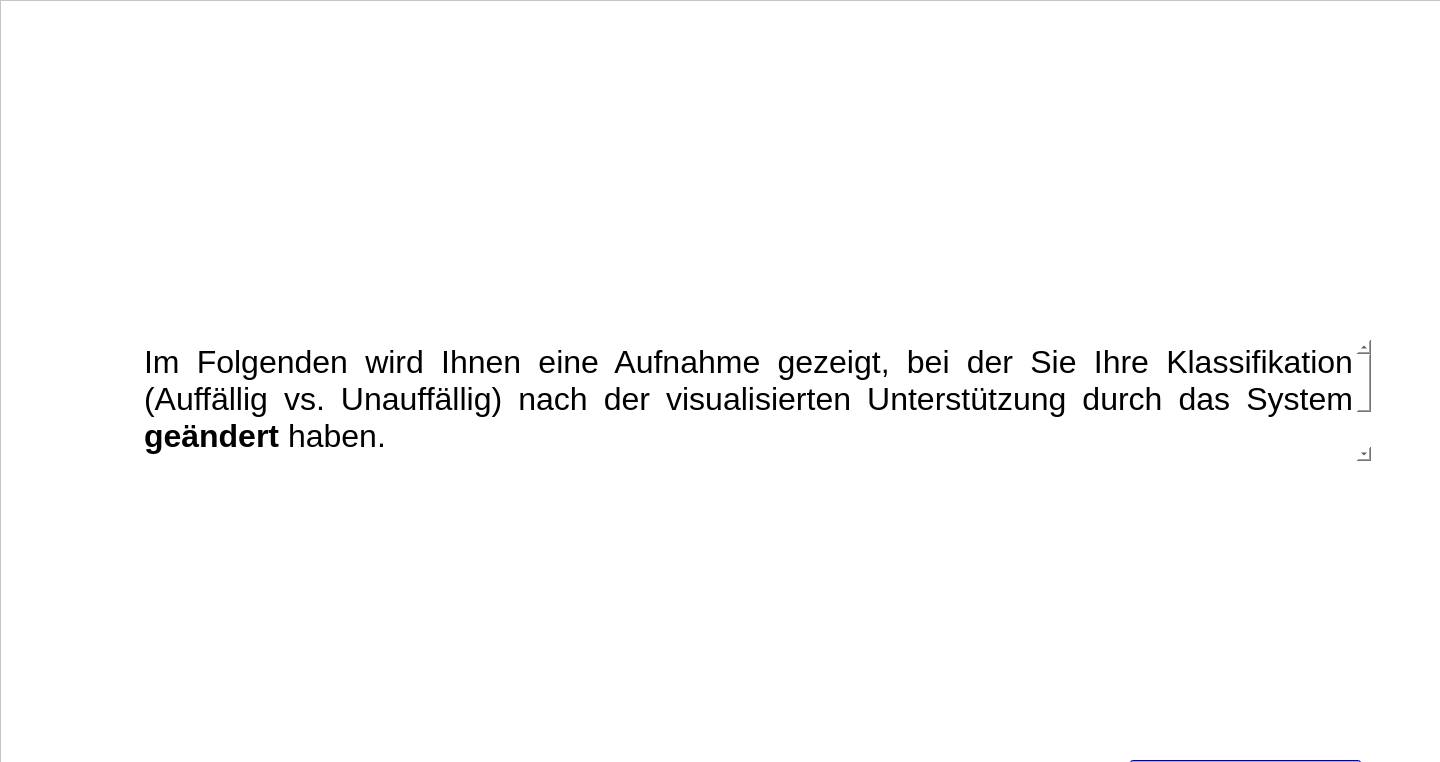
IKI-Lab/auscultation_AI_noise_exp, file forms/DA_posttrial.ui: the form before one commit.
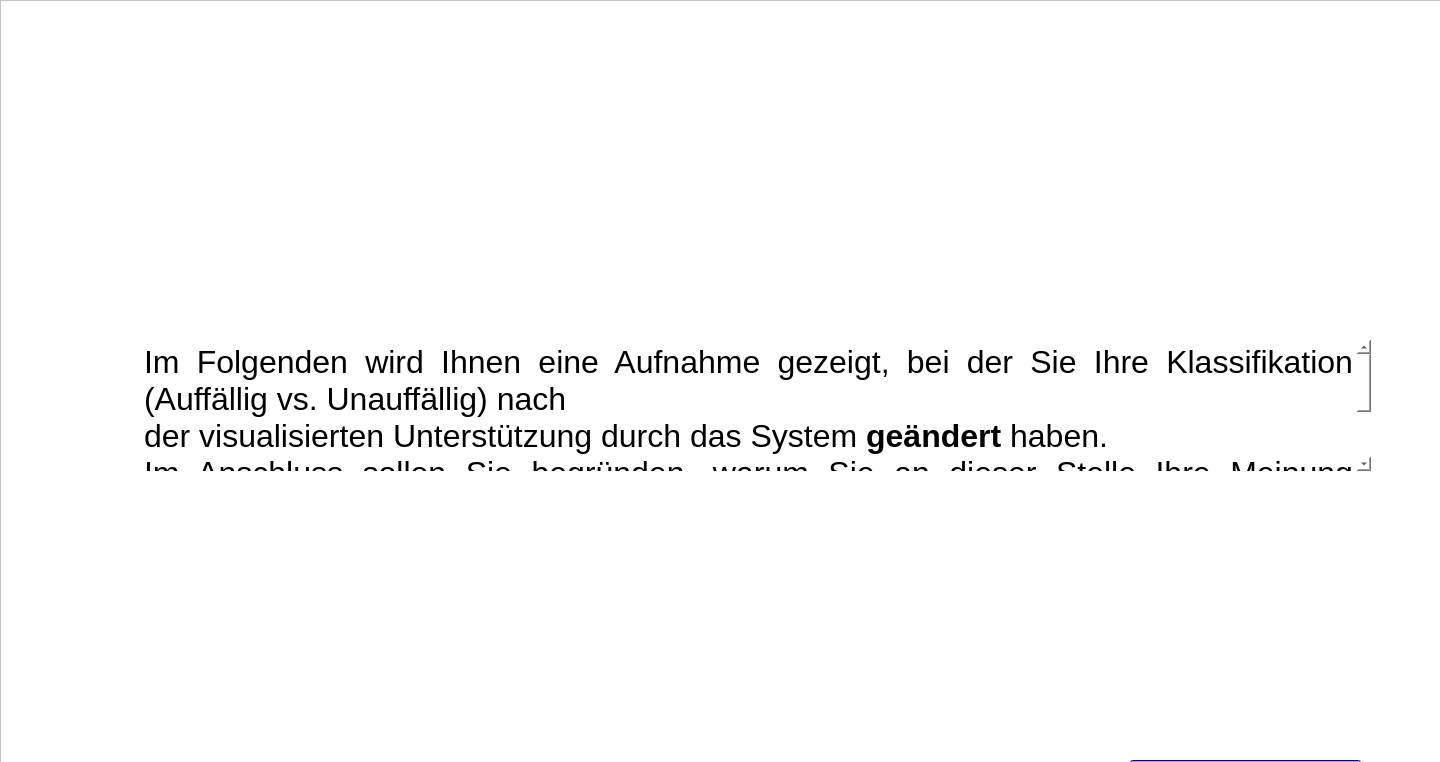
The form after the commit.

```diff
--- a/forms/DA_posttrial.ui
+++ b/forms/DA_posttrial.ui
@@ -65,7 +65,7 @@
       <x>140</x>
       <y>340</y>
       <width>1231</width>
-      <height>121</height>
+      <height>131</height>
      </rect>
     </property>
     <property name="frameShape">
@@ -76,8 +76,10 @@
 &lt;html&gt;&lt;head&gt;&lt;meta name=&quot;qrichtext&quot; content=&quot;1&quot; /&gt;&lt;style type=&quot;text/css&quot;&gt;
 p, li { white-space: pre-wrap; }
 &lt;/style&gt;&lt;/head&gt;&lt;body style=&quot; font-family:'.AppleSystemUIFont'; font-size:13pt; font-weight:400; font-style:normal;&quot;&gt;
-&lt;p align=&quot;justify&quot; style=&quot; margin-top:0px; margin-bottom:0px; margin-left:0px; margin-right:0px; -qt-block-indent:0; text-indent:0px;&quot;&gt;&lt;span style=&quot; font-family:'Helvetica Neue'; font-size:24pt;&quot;&gt;Im Folgenden wird Ihnen eine Aufnahme gezeigt, bei der Sie Ihre Klassifikation (Auffällig vs. Unauffällig) nach der visualisierten Unterstützung durch das System &lt;/span&gt;&lt;span style=&quot; font-family:'Helvetica Neue'; font-size:24pt; font-weight:600;&quot;&gt;geändert&lt;/span&gt;&lt;span style=&quot; font-family:'Helvetica Neue'; font-size:24pt;&quot;&gt; haben. &lt;/span&gt;&lt;/p&gt;
-&lt;p align=&quot;justify&quot; style=&quot; margin-top:0px; margin-bottom:0px; margin-left:0px; margin-right:0px; -qt-block-indent:0; text-indent:0px;&quot;&gt;&lt;span style=&quot; font-family:'Helvetica Neue'; font-size:24pt;&quot;&gt;Im Anschluss sollen Sie begründen, warum Sie an dieser Stelle Ihre Meinung geändert haben.&lt;/span&gt;&lt;span style=&quot; font-size:24pt;&quot;&gt; &lt;/span&gt;&lt;/p&gt;&lt;/body&gt;&lt;/html&gt;</string>
+&lt;p align=&quot;justify&quot; style=&quot; margin-top:0px; margin-bottom:0px; margin-left:0px; margin-right:0px; -qt-block-indent:0; text-indent:0px;&quot;&gt;&lt;span style=&quot; font-family:'Helvetica Neue'; font-size:24pt;&quot;&gt;Im Folgenden wird Ihnen eine Aufnahme gezeigt, bei der Sie Ihre Klassifikation (Auffällig vs. Unauffällig) nach &lt;/span&gt;&lt;/p&gt;
+&lt;p align=&quot;justify&quot; style=&quot; margin-top:0px; margin-bottom:0px; margin-left:0px; margin-right:0px; -qt-block-indent:0; text-indent:0px;&quot;&gt;&lt;span style=&quot; font-family:'Helvetica Neue'; font-size:24pt;&quot;&gt;der visualisierten Unterstützung durch das System &lt;/span&gt;&lt;span style=&quot; font-family:'Helvetica Neue'; font-size:24pt; font-weight:600;&quot;&gt;geändert&lt;/span&gt;&lt;span style=&quot; font-family:'Helvetica Neue'; font-size:24pt;&quot;&gt; haben. &lt;/span&gt;&lt;/p&gt;
+&lt;p align=&quot;justify&quot; style=&quot; margin-top:0px; margin-bottom:0px; margin-left:0px; margin-right:0px; -qt-block-indent:0; text-indent:0px;&quot;&gt;&lt;span style=&quot; font-family:'Helvetica Neue'; font-size:24pt;&quot;&gt;Im Anschluss sollen Sie begründen, warum Sie an dieser Stelle Ihre Meinung geändert haben.&lt;/span&gt;&lt;span style=&quot; font-size:24pt;&quot;&gt; &lt;/span&gt;&lt;/p&gt;
+&lt;p align=&quot;justify&quot; style=&quot; margin-top:0px; margin-bottom:0px; margin-left:0px; margin-right:0px; -qt-block-indent:0; text-indent:0px;&quot;&gt;&lt;span style=&quot; font-size:24pt;&quot;&gt;Geben Sie Ihre Antwort bitte im Fragebogen auf dem Tablet ein.&lt;/span&gt;&lt;/p&gt;&lt;/body&gt;&lt;/html&gt;</string>
     </property>
    </widget>
   </widget>
```
